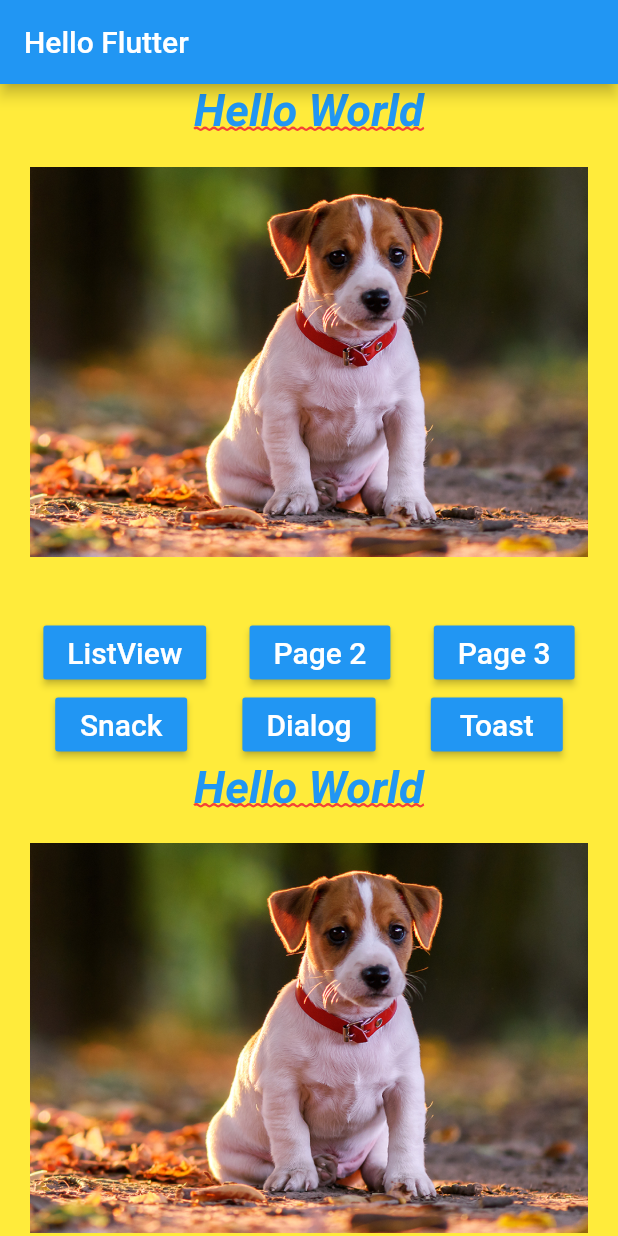
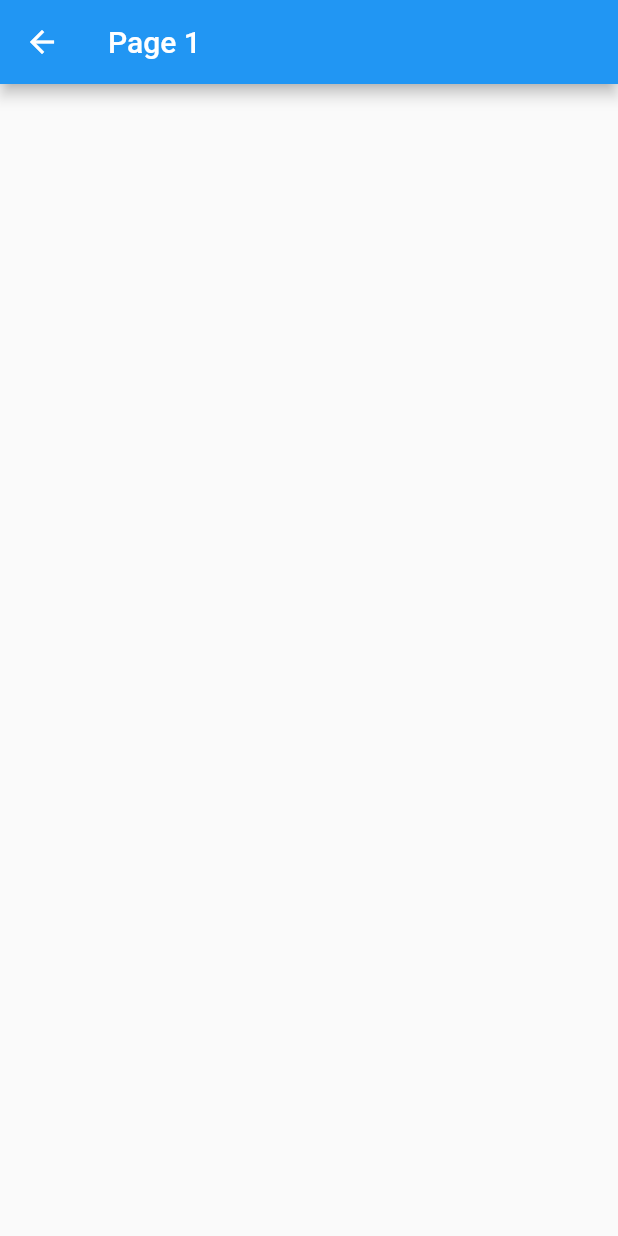
Before and after one commit to DiegoAlmeidaProject/hello_dog, a Flutter app: the screen it shows after launch, after a tap on "ListView", on a phone screen of 412 x 824 dp. Run offline on Flutter 3.47's test engine with Material 2 defaults, Android fonts, the phone set to English and light mode, and no system bars.

Commit message:
adding pages and creating function MaterialPageRoute

```diff
--- a/lib/home_page.dart
+++ b/lib/home_page.dart
@@ -1,5 +1,7 @@
 import 'package:flutter/material.dart';
-import 'package:hello_dog/main.dart';
+import 'package:hello_dog/pages/hello_page1.dart';
+import 'package:hello_dog/pages/hello_page2.dart';
+import 'package:hello_dog/pages/hello_page3.dart';
 
 class HomePage extends StatelessWidget {
   @override
@@ -8,25 +10,20 @@ class HomePage extends StatelessWidget {
       appBar: AppBar(
         title: Text("Hello Flutter"),
       ),
-      body: _body(),
+      body: _body(context),
     );
   }
 
-  _body() {
-    return SingleChildScrollView(
-      child: Container(
-        color: Colors.yellow,
+  _body(BuildContext context) {
+    return Container(
+      color: Colors.white,
       child: Column (
         mainAxisAlignment: MainAxisAlignment.center,
         children: <Widget> [
           _text(),
           _pageView(),
-            _buttons(),
-            _text(),
-            _pageView(),
-            _buttons(),
+          _buttons(context),
         ],
-        ),
       ),
     );
   }
@@ -47,31 +44,47 @@ class HomePage extends StatelessWidget {
         );
   }
 
-  _buttons() {
+  _buttons(context) {
     return Column(
           children: <Widget> [
             Row(
               mainAxisAlignment: MainAxisAlignment.spaceEvenly,
               children: <Widget> [
-                _button("ListView"),
-                _button("Page 2"),
-                _button("Page 3"),
+                _button(context, "ListView", () => _onClickNavigator(context, HelloPage1())),
+                _button(context, "Page 2", () => _onClickNavigator(context, HelloPage2())),
+                _button(context, "Page 3", () => _onClickNavigator(context, HelloPage3())),
               ],
             ),
             Row(
               mainAxisAlignment: MainAxisAlignment.spaceEvenly,
               children: <Widget> [
-                _button("Snack"),
-                _button("Dialog"),
-                _button("Toast"),
+                _button(context, "Snack", _onClickSnack),
+                _button(context, "Dialog", _onClickDialog),
+                _button(context, "Toast", _onClickToast),
               ],
             )
           ],
         );
   }
 
+  void _onClickNavigator(BuildContext context, Widget page) {
+    Navigator.push(context, MaterialPageRoute(builder: (BuildContext context) {
+      return page;
+    }));
+  }
+
+
+  _onClickSnack() {
+  }
+
+  _onClickDialog() {
+  }
+
+  _onClickToast() {
+  }
+
   /** Metodo que recebe o nome do botão **/
-  _button(String text) {
+  _button(BuildContext context, String text, Function onPressed) {
     return RaisedButton(
         color: Colors.blue,
         child: Text(
@@ -81,12 +94,8 @@ class HomePage extends StatelessWidget {
             fontSize: 20,
           ),
         ),
-        onPressed: _onClickOk
+      onPressed: () => onPressed(),
     );
-  }
-
-  void _onClickOk() {
-    print("Clicou no botão!");
 }
 
   _img(String img) {
--- /dev/null
+++ b/lib/pages/hello_page1.dart
@@ -0,0 +1,14 @@
+import 'package:flutter/material.dart';
+
+class HelloPage1 extends StatelessWidget {
+  //const HelloPage1({Key? key}) : super(key: key);
+
+  @override
+  Widget build(BuildContext context) {
+    return Scaffold(
+      appBar: AppBar(
+        title: Text("Page 1"),
+      ),
+    );
+  }
+}
--- /dev/null
+++ b/lib/pages/hello_page2.dart
@@ -0,0 +1,14 @@
+import 'package:flutter/material.dart';
+
+class HelloPage2 extends StatelessWidget {
+  //const HelloPage1({Key? key}) : super(key: key);
+
+  @override
+  Widget build(BuildContext context) {
+    return Scaffold(
+      appBar: AppBar(
+        title: Text("Page 2"),
+      ),
+    );
+  }
+}
--- /dev/null
+++ b/lib/pages/hello_page3.dart
@@ -0,0 +1,14 @@
+import 'package:flutter/material.dart';
+
+class HelloPage3 extends StatelessWidget {
+  //const HelloPage1({Key? key}) : super(key: key);
+
+  @override
+  Widget build(BuildContext context) {
+    return Scaffold(
+      appBar: AppBar(
+        title: Text("Page 3"),
+      ),
+    );
+  }
+}
```
Lines whose indentation alone changed are shown as unchanged.
